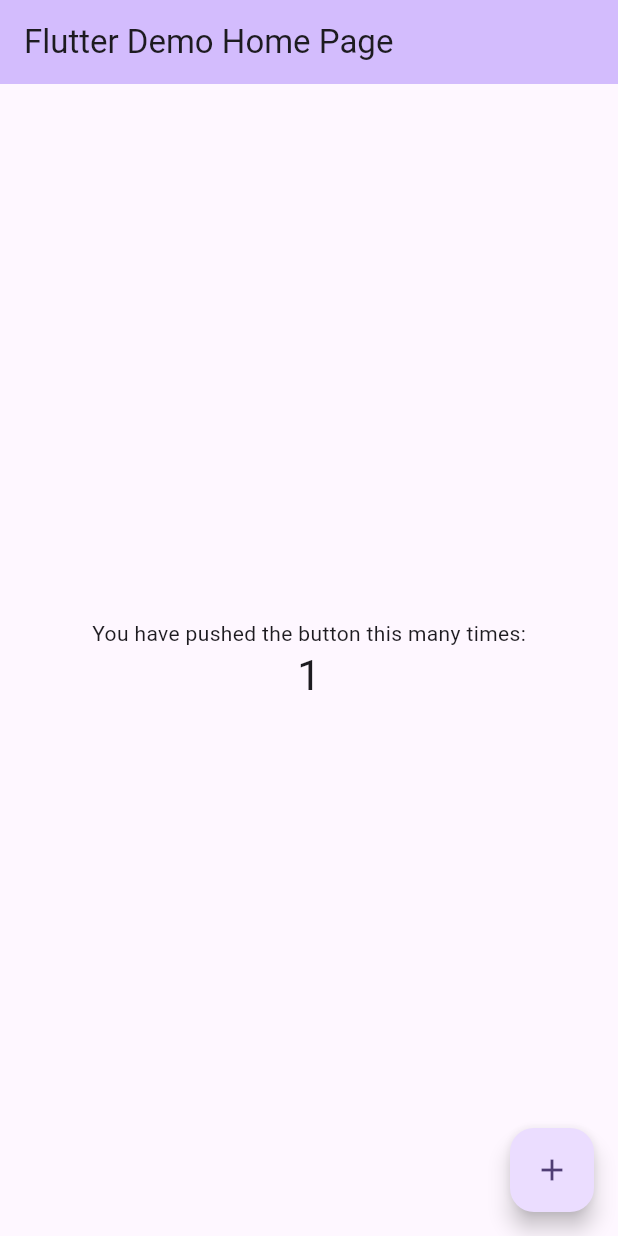
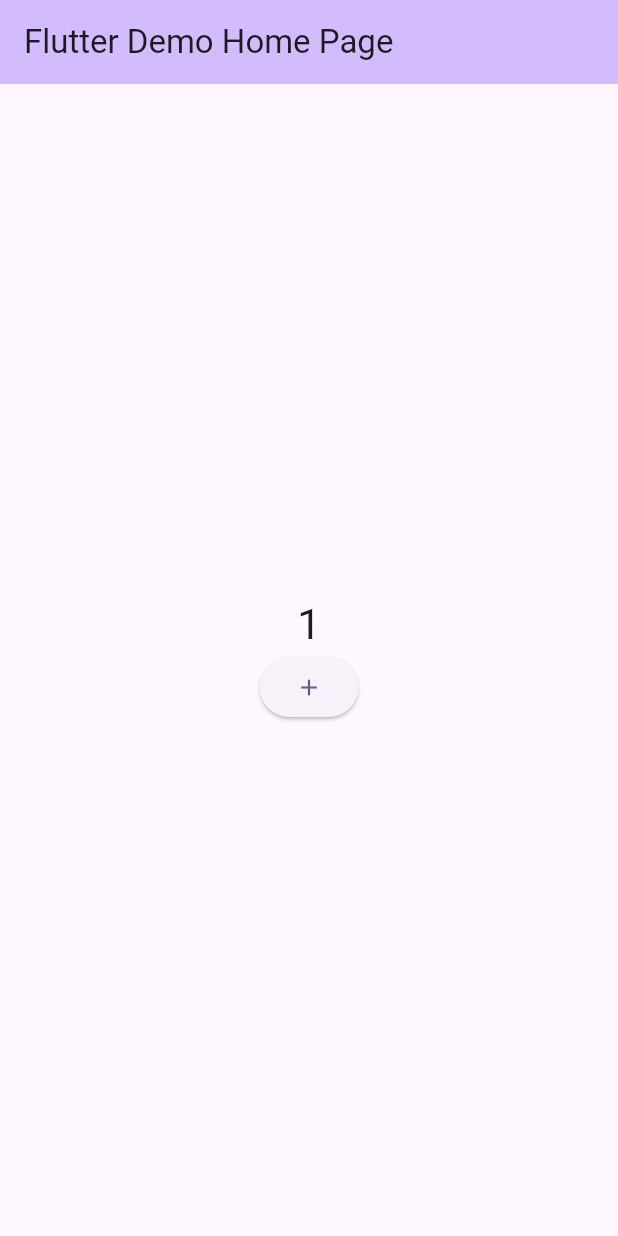
Before and after one commit to aonuma-spec/weather_app, a Flutter app: the screen it shows after launch, after a tap on the "add" icon, on a phone screen of 412 x 824 dp. Run offline on Flutter 3.47's test engine with Material 3 defaults, Android fonts, the phone set to English and light mode, and no system bars; our stand-ins replace flutter_riverpod.

Commit message:
change Riverpod pattern

```diff
--- a/lib/main.dart
+++ b/lib/main.dart
@@ -1,4 +1,8 @@
 import 'package:flutter/material.dart';
+import 'package:flutter_riverpod/legacy.dart';
+import 'package:weather_app/screen/weather_app.dart';
+import 'package:weather_app/state/weather_app_state.dart';
+import 'package:weather_app/view_model/weather_app_view_model.dart';
 
 void main() {
   runApp(const MyApp());
@@ -14,53 +18,13 @@ class MyApp extends StatelessWidget {
       theme: ThemeData(
         colorScheme: ColorScheme.fromSeed(seedColor: Colors.deepPurple),
       ),
-      home: const MyHomePage(title: 'Flutter Demo Home Page'),
+      home: const WeatherApp(title: 'Flutter Demo Home Page'),
     );
   }
 }
 
-class MyHomePage extends StatefulWidget {
-  const MyHomePage({super.key, required this.title});
-
-  final String title;
-
-  @override
-  State<MyHomePage> createState() => _MyHomePageState();
-}
-
-class _MyHomePageState extends State<MyHomePage> {
-  int _counter = 0;
-
-  void _incrementCounter() {
-    setState(() {
-      _counter++;
-    });
-  }
-
-  @override
-  Widget build(BuildContext context) {
-    return Scaffold(
-      appBar: AppBar(
-        backgroundColor: Theme.of(context).colorScheme.inversePrimary,
-        title: Text(widget.title),
-      ),
-      body: Center(
-        child: Column(
-          mainAxisAlignment: MainAxisAlignment.center,
-          children: <Widget>[
-            const Text('You have pushed the button this many times:'),
-            Text(
-              '$_counter',
-              style: Theme.of(context).textTheme.headlineMedium,
-            ),
-          ],
-        ),
-      ),
-      floatingActionButton: FloatingActionButton(
-        onPressed: _incrementCounter,
-        tooltip: 'Increment',
-        child: const Icon(Icons.add),
-      ),
-    );
-  }
-}
+final weatherAppProvider = StateNotifierProvider<
+    WeatherAppStateNotifier,
+    WeatherAppState>(
+        (ref) => WeatherAppStateNotifier()
+);
--- /dev/null
+++ b/lib/screen/weather_app.dart
@@ -0,0 +1,60 @@
+
+import 'package:flutter/material.dart';
+import 'package:flutter_riverpod/flutter_riverpod.dart';
+import 'package:weather_app/main.dart';
+
+class WeatherApp extends StatelessWidget {
+  const WeatherApp({super.key, required this.title});
+
+  final String title;
+
+  @override
+  Widget build(BuildContext context) {
+    return ProviderScope(
+      child: Scaffold(
+        appBar: AppBar(
+          backgroundColor: Theme.of(context).colorScheme.inversePrimary,
+          title: Text(title),
+        ),
+        body: Center(
+          child: Column(
+            mainAxisAlignment: MainAxisAlignment.center,
+            children:
+              const<Widget> [CountUp(), ButtonAction()],
+          ),
+        ),
+      ),
+    );
+  }
+}
+
+class CountUp extends ConsumerWidget {
+  const CountUp({Key? key}) : super(key: key);
+
+  @override
+  Widget build(BuildContext context, WidgetRef ref) {
+    print("widgetBをビルド");
+    final int counter = ref.watch(weatherAppProvider).counter;
+
+    return Text(
+      '${counter}',
+      style: Theme.of(context).textTheme.headlineMedium,
+    );
+  }
+}
+
+class ButtonAction extends ConsumerWidget {
+  const ButtonAction({Key? key}) : super(key: key);
+
+  @override
+  Widget build(BuildContext context, WidgetRef ref) {
+    // final Function increment = ref.read(myHomePageProvider.notifier).increment; // この行は削除（またはコメントアウト）
+
+    final increment = ref.read(weatherAppProvider.notifier).increment;
+
+    return ElevatedButton(
+      onPressed: increment,
+      child: const Icon(Icons.add),
+    );
+  }
+}
--- /dev/null
+++ b/lib/state/weather_app_state.dart
@@ -0,0 +1,8 @@
+
+
+class WeatherAppState {
+  const WeatherAppState({this.counter = 0});
+  final int counter;
+
+  WeatherAppState copyWith(int counter) => WeatherAppState(counter:counter);
+}
--- /dev/null
+++ b/lib/view_model/weather_app_view_model.dart
@@ -0,0 +1,10 @@
+import 'package:flutter_riverpod/legacy.dart';
+import 'package:weather_app/state/weather_app_state.dart';
+
+class WeatherAppStateNotifier extends StateNotifier<WeatherAppState> {
+  WeatherAppStateNotifier() : super(const WeatherAppState());
+
+  void increment() {
+    state = state.copyWith(state.counter + 1);
+  }
+}
--- a/pubspec.yaml
+++ b/pubspec.yaml
@@ -34,6 +34,7 @@ dependencies:
   # The following adds the Cupertino Icons font to your application.
   # Use with the CupertinoIcons class for iOS style icons.
   cupertino_icons: ^1.0.8
+  flutter_riverpod: ^3.0.3
 
 dev_dependencies:
   flutter_test:
```
Also changed, not shown: pubspec.lock.
